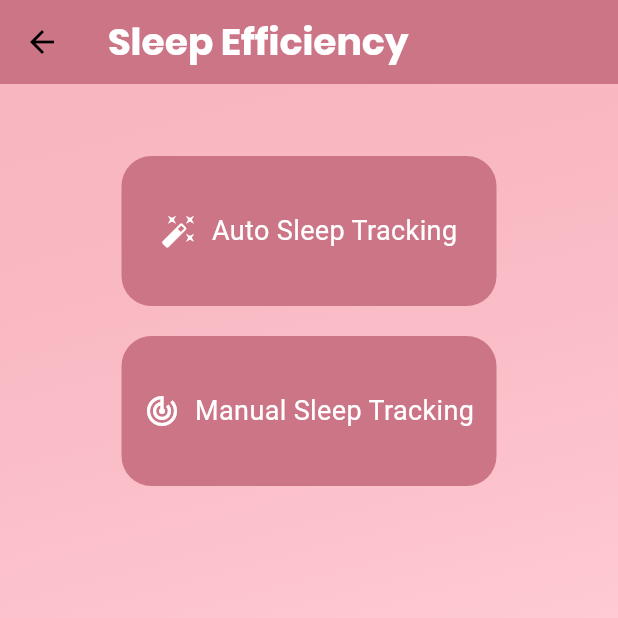
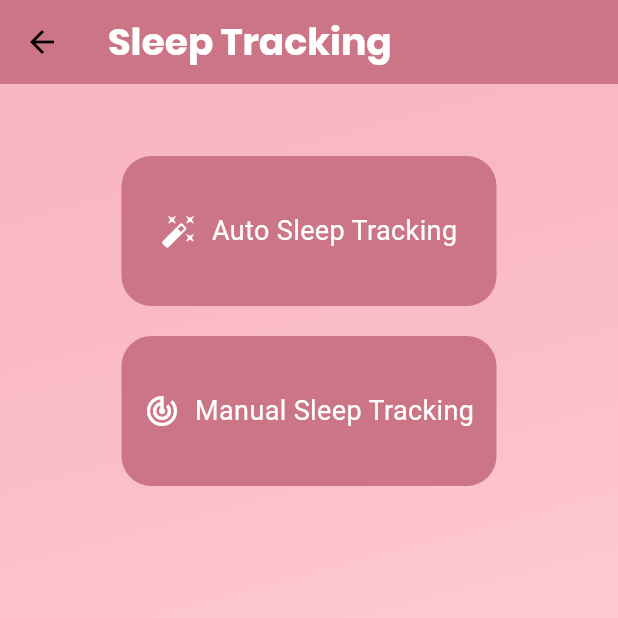
Before and after one commit to cob-byte/smart_baby_cradle, a Flutter app: the SleepTrackingScreen screen opened by its route, on a phone screen of 412 x 824 dp, the top half of it. Run offline on Flutter 3.47's test engine with Material 3 defaults, Android fonts, the phone set to English and light mode, and no system bars; our stand-ins replace assets_audio_player, firebase_auth, firebase_core, firebase_database, firebase_messaging, firebase_storage and 9 more; missing offline and left inert: firebase_app_check, flutter_facebook_auth, flutter_inappwebview; accounts and stored records are empty; network calls fail.

Commit message:
Change App Bar Title

```diff
--- a/lib/screens/auto_manual_buttons.dart
+++ b/lib/screens/auto_manual_buttons.dart
@@ -37,7 +37,7 @@ class _SleepTrackingScreenState extends State<SleepTrackingScreen> {
       child: Scaffold(
         appBar: AppBar(
           title: Text(
-            'Sleep Efficiency',
+            'Sleep Tracking',
             style: currentTheme.appBarTheme.titleTextStyle,
           ),
           backgroundColor: currentTheme.appBarTheme.backgroundColor,
--- a/lib/screens/auto_tracker.dart
+++ b/lib/screens/auto_tracker.dart
@@ -148,7 +148,7 @@ class _AutoTrackerScreenState extends State<AutoTrackerScreen> with WidgetsBindi
       child: Scaffold(
         appBar: AppBar(
           title: Text(
-            'Auto Tracker',
+            'Auto Sleep Tracker',
             style: currentTheme.appBarTheme.titleTextStyle,
           ),
           backgroundColor: currentTheme.appBarTheme.backgroundColor,
--- a/lib/screens/wake_up_times_screen.dart
+++ b/lib/screens/wake_up_times_screen.dart
@@ -74,7 +74,7 @@ class _BabySleepTrackerWidgetState extends State<BabySleepTrackerWidget> {
       child: Scaffold(
         appBar: AppBar(
           title: Text(
-            'Sleep Tracker',
+            'Manual Sleep Tracker',
             style: currentTheme.appBarTheme.titleTextStyle,
           ),
           backgroundColor: currentTheme.appBarTheme.backgroundColor,
```
